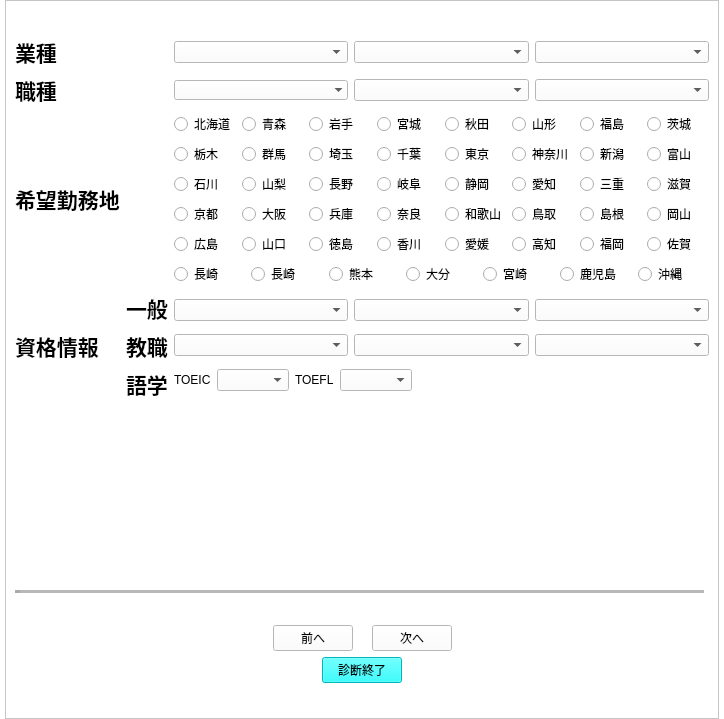
The window that design/enaviEntry.ui (kokimame/e-navi) describes before a commit, drawn with Qt 5.
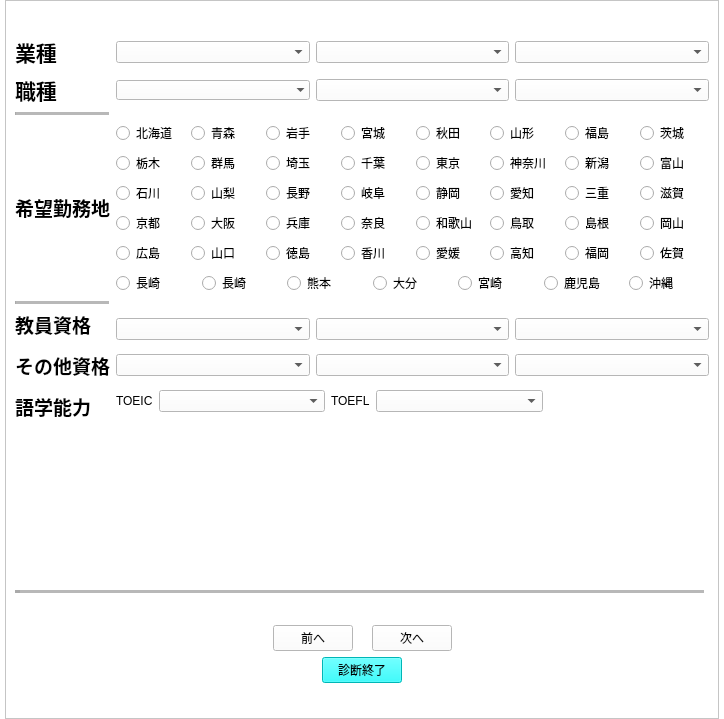
The same window after the commit. Icons and pictures are not drawn.

```diff
--- a/design/enaviEntry.ui
+++ b/design/enaviEntry.ui
@@ -45,8 +45,8 @@
        <rect>
         <x>0</x>
         <y>0</y>
-        <width>722</width>
-        <height>701</height>
+        <width>712</width>
+        <height>717</height>
        </rect>
       </property>
       <layout class="QVBoxLayout" name="verticalLayout">
@@ -79,21 +79,14 @@
        </item>
        <item>
         <layout class="QGridLayout" name="gridLayout_2">
-         <item row="1" column="0">
-          <widget class="QLabel" name="label_4">
-           <property name="text">
-            <string>&lt;html&gt;&lt;head/&gt;&lt;body&gt;&lt;p&gt;&lt;span style=&quot; font-size:16pt; font-weight:600;&quot;&gt;職種&lt;/span&gt;&lt;/p&gt;&lt;/body&gt;&lt;/html&gt;</string>
-           </property>
-          </widget>
-         </item>
-         <item row="3" column="0">
+         <item row="5" column="0">
           <widget class="QLabel" name="label_8">
            <property name="text">
-            <string>&lt;html&gt;&lt;head/&gt;&lt;body&gt;&lt;p&gt;&lt;span style=&quot; font-size:16pt; font-weight:600;&quot;&gt;資格情報&lt;/span&gt;&lt;/p&gt;&lt;/body&gt;&lt;/html&gt;</string>
+            <string>&lt;html&gt;&lt;head/&gt;&lt;body&gt;&lt;p&gt;&lt;span style=&quot; font-size:14pt; font-weight:600;&quot;&gt;教員資格&lt;/span&gt;&lt;/p&gt;&lt;p&gt;&lt;span style=&quot; font-size:14pt; font-weight:600;&quot;&gt;その他資格&lt;/span&gt;&lt;/p&gt;&lt;p&gt;&lt;span style=&quot; font-size:14pt; font-weight:600;&quot;&gt;語学能力&lt;/span&gt;&lt;/p&gt;&lt;/body&gt;&lt;/html&gt;</string>
            </property>
           </widget>
          </item>
-         <item row="0" column="2">
+         <item row="0" column="1">
           <layout class="QHBoxLayout" name="horizontalLayout_4">
            <item>
             <widget class="QComboBox" name="fieldCombo1">
@@ -118,7 +111,59 @@
            </item>
           </layout>
          </item>
-         <item row="3" column="2">
+         <item row="1" column="1">
+          <layout class="QHBoxLayout" name="horizontalLayout">
+           <item>
+            <widget class="QComboBox" name="jobCombo1">
+             <property name="styleSheet">
+              <string notr="true">QComboBox::item { background-color: rgb(200, 200, 200); }</string>
+             </property>
+             <property name="frame">
+              <bool>false</bool>
+             </property>
+            </widget>
+           </item>
+           <item>
+            <widget class="QComboBox" name="jobCombo2">
+             <property name="styleSheet">
+              <string notr="true">QComboBox::item { background-color: rgb(200, 200, 200); }</string>
+             </property>
+            </widget>
+           </item>
+           <item>
+            <widget class="QComboBox" name="jobCombo3">
+             <property name="styleSheet">
+              <string notr="true">QComboBox::item { background-color: rgb(200, 200, 200); }</string>
+             </property>
+            </widget>
+           </item>
+          </layout>
+         </item>
+         <item row="2" column="0">
+          <widget class="Line" name="line_2">
+           <property name="midLineWidth">
+            <number>10</number>
+           </property>
+           <property name="orientation">
+            <enum>Qt::Horizontal</enum>
+           </property>
+          </widget>
+         </item>
+         <item row="1" column="0">
+          <widget class="QLabel" name="label_4">
+           <property name="text">
+            <string>&lt;html&gt;&lt;head/&gt;&lt;body&gt;&lt;p&gt;&lt;span style=&quot; font-size:16pt; font-weight:600;&quot;&gt;職種&lt;/span&gt;&lt;/p&gt;&lt;/body&gt;&lt;/html&gt;</string>
+           </property>
+          </widget>
+         </item>
+         <item row="0" column="0">
+          <widget class="QLabel" name="label_2">
+           <property name="text">
+            <string>&lt;html&gt;&lt;head/&gt;&lt;body&gt;&lt;p&gt;&lt;span style=&quot; font-size:16pt; font-weight:600;&quot;&gt;業種&lt;/span&gt;&lt;/p&gt;&lt;/body&gt;&lt;/html&gt;</string>
+           </property>
+          </widget>
+         </item>
+         <item row="5" column="1">
           <layout class="QVBoxLayout" name="verticalLayout_4">
            <item>
             <layout class="QHBoxLayout" name="horizontalLayout_11">
@@ -181,9 +226,18 @@
              </item>
              <item>
               <widget class="QComboBox" name="toeicCombo">
+               <property name="sizePolicy">
+                <sizepolicy hsizetype="MinimumExpanding" vsizetype="Fixed">
+                 <horstretch>0</horstretch>
+                 <verstretch>0</verstretch>
+                </sizepolicy>
+               </property>
                <property name="styleSheet">
                 <string notr="true">QComboBox::item { background-color: rgb(200, 200, 200); }</string>
                </property>
+               <property name="frame">
+                <bool>true</bool>
+               </property>
               </widget>
              </item>
              <item>
@@ -195,6 +249,12 @@
              </item>
              <item>
               <widget class="QComboBox" name="toeflCombo">
+               <property name="sizePolicy">
+                <sizepolicy hsizetype="MinimumExpanding" vsizetype="Fixed">
+                 <horstretch>0</horstretch>
+                 <verstretch>0</verstretch>
+                </sizepolicy>
+               </property>
                <property name="styleSheet">
                 <string notr="true">QComboBox::item { background-color: rgb(200, 200, 200); }</string>
                </property>
@@ -218,73 +278,6 @@
           </layout>
          </item>
          <item row="3" column="1">
-          <layout class="QVBoxLayout" name="verticalLayout_2">
-           <item>
-            <widget class="QLabel" name="label_9">
-             <property name="text">
-              <string>&lt;html&gt;&lt;head/&gt;&lt;body&gt;&lt;p&gt;&lt;span style=&quot; font-size:16pt; font-weight:600;&quot;&gt;一般&lt;/span&gt;&lt;/p&gt;&lt;/body&gt;&lt;/html&gt;</string>
-             </property>
-            </widget>
-           </item>
-           <item>
-            <widget class="QLabel" name="label_10">
-             <property name="text">
-              <string>&lt;html&gt;&lt;head/&gt;&lt;body&gt;&lt;p&gt;&lt;span style=&quot; font-size:16pt; font-weight:600;&quot;&gt;教職&lt;/span&gt;&lt;/p&gt;&lt;/body&gt;&lt;/html&gt;</string>
-             </property>
-            </widget>
-           </item>
-           <item>
-            <widget class="QLabel" name="label_11">
-             <property name="text">
-              <string>&lt;html&gt;&lt;head/&gt;&lt;body&gt;&lt;p&gt;&lt;span style=&quot; font-size:16pt; font-weight:600;&quot;&gt;語学&lt;/span&gt;&lt;/p&gt;&lt;/body&gt;&lt;/html&gt;</string>
-             </property>
-            </widget>
-           </item>
-          </layout>
-         </item>
-         <item row="0" column="0">
-          <widget class="QLabel" name="label_2">
-           <property name="text">
-            <string>&lt;html&gt;&lt;head/&gt;&lt;body&gt;&lt;p&gt;&lt;span style=&quot; font-size:16pt; font-weight:600;&quot;&gt;業種&lt;/span&gt;&lt;/p&gt;&lt;/body&gt;&lt;/html&gt;</string>
-           </property>
-          </widget>
-         </item>
-         <item row="2" column="0">
-          <widget class="QLabel" name="label_5">
-           <property name="text">
-            <string>&lt;html&gt;&lt;head/&gt;&lt;body&gt;&lt;p&gt;&lt;span style=&quot; font-size:16pt; font-weight:600;&quot;&gt;希望勤務地&lt;/span&gt;&lt;/p&gt;&lt;/body&gt;&lt;/html&gt;</string>
-           </property>
-          </widget>
-         </item>
-         <item row="1" column="2">
-          <layout class="QHBoxLayout" name="horizontalLayout">
-           <item>
-            <widget class="QComboBox" name="jobCombo1">
-             <property name="styleSheet">
-              <string notr="true">QComboBox::item { background-color: rgb(200, 200, 200); }</string>
-             </property>
-             <property name="frame">
-              <bool>false</bool>
-             </property>
-            </widget>
-           </item>
-           <item>
-            <widget class="QComboBox" name="jobCombo2">
-             <property name="styleSheet">
-              <string notr="true">QComboBox::item { background-color: rgb(200, 200, 200); }</string>
-             </property>
-            </widget>
-           </item>
-           <item>
-            <widget class="QComboBox" name="jobCombo3">
-             <property name="styleSheet">
-              <string notr="true">QComboBox::item { background-color: rgb(200, 200, 200); }</string>
-             </property>
-            </widget>
-           </item>
-          </layout>
-         </item>
-         <item row="2" column="2">
           <layout class="QVBoxLayout" name="verticalLayout_5">
            <item>
             <layout class="QHBoxLayout" name="horizontalLayout_23">
@@ -785,6 +778,23 @@
            </item>
           </layout>
          </item>
+         <item row="4" column="0">
+          <widget class="Line" name="line_3">
+           <property name="midLineWidth">
+            <number>10</number>
+           </property>
+           <property name="orientation">
+            <enum>Qt::Horizontal</enum>
+           </property>
+          </widget>
+         </item>
+         <item row="3" column="0">
+          <widget class="QLabel" name="label_5">
+           <property name="text">
+            <string>&lt;html&gt;&lt;head/&gt;&lt;body&gt;&lt;p&gt;&lt;span style=&quot; font-size:14pt; font-weight:600;&quot;&gt;希望勤務地&lt;/span&gt;&lt;/p&gt;&lt;/body&gt;&lt;/html&gt;</string>
+           </property>
+          </widget>
+         </item>
         </layout>
        </item>
        <item>
```
